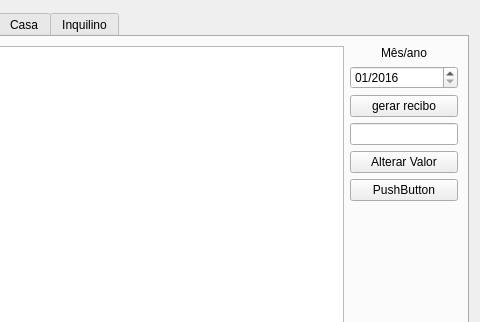
First picture: the form in interface/Visualizacao.ui, repository adenilsonElias/Gerenciador_Casa_Aluguel, before the edit; both pictures show x 83 to 563 and y 0 to 322 of the 563 by 541 pixel window.
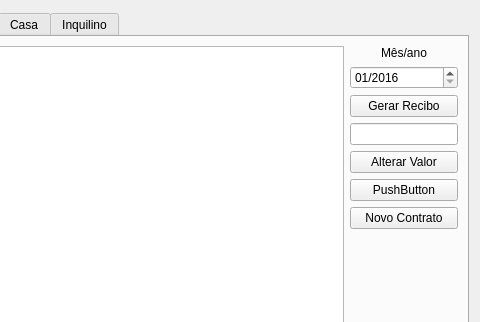
Second picture: the form after the edit.

What changed in the file:
```diff
--- a/interface/Visualizacao.ui
+++ b/interface/Visualizacao.ui
@@ -165,7 +165,7 @@
          <item>
           <widget class="QPushButton" name="Gerar_recibo">
            <property name="text">
-            <string>gerar recibo</string>
+            <string>Gerar Recibo</string>
            </property>
           </widget>
          </item>
@@ -208,6 +208,13 @@
            </property>
           </widget>
          </item>
+         <item>
+          <widget class="QPushButton" name="Novo_con">
+           <property name="text">
+            <string>Novo Contrato</string>
+           </property>
+          </widget>
+         </item>
          <item>
           <spacer name="verticalSpacer">
            <property name="orientation">
```
